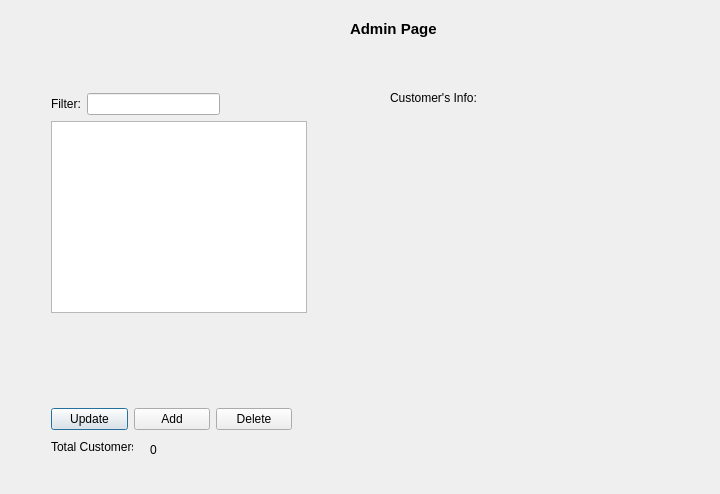
nhitz/CS1CProject2, file Project/adminwindow.ui: the form before one commit.
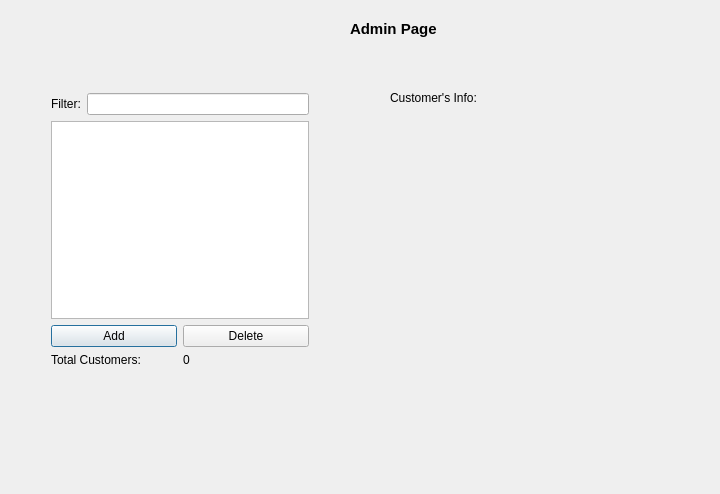
The form after the commit.

Commit message: Added delete-customer functionality to admin page

```diff
--- a/Project/adminwindow.ui
+++ b/Project/adminwindow.ui
@@ -33,42 +33,6 @@
     <string>Admin Page</string>
    </property>
   </widget>
-  <widget class="QLabel" name="labelTotalCustomers">
-   <property name="geometry">
-    <rect>
-     <x>51</x>
-     <y>439</y>
-     <width>82</width>
-     <height>16</height>
-    </rect>
-   </property>
-   <property name="text">
-    <string>Total Customers:</string>
-   </property>
-  </widget>
-  <widget class="QLabel" name="labelTotalCustomersNumber">
-   <property name="geometry">
-    <rect>
-     <x>150</x>
-     <y>440</y>
-     <width>201</width>
-     <height>20</height>
-    </rect>
-   </property>
-   <property name="text">
-    <string>0</string>
-   </property>
-  </widget>
-  <widget class="QListWidget" name="listWidget">
-   <property name="geometry">
-    <rect>
-     <x>51</x>
-     <y>121</y>
-     <width>256</width>
-     <height>192</height>
-    </rect>
-   </property>
-  </widget>
   <widget class="QLabel" name="label_3">
    <property name="geometry">
     <rect>
@@ -82,65 +46,6 @@
     <string>Customer's Info:</string>
    </property>
   </widget>
-  <widget class="QWidget" name="">
-   <property name="geometry">
-    <rect>
-     <x>51</x>
-     <y>93</y>
-     <width>169</width>
-     <height>22</height>
-    </rect>
-   </property>
-   <layout class="QHBoxLayout" name="horizontalLayout_3">
-    <item>
-     <widget class="QLabel" name="label_2">
-      <property name="text">
-       <string>Filter:</string>
-      </property>
-     </widget>
-    </item>
-    <item>
-     <widget class="QLineEdit" name="txtFilter"/>
-    </item>
-   </layout>
-  </widget>
-  <widget class="QWidget" name="">
-   <property name="geometry">
-    <rect>
-     <x>51</x>
-     <y>406</y>
-     <width>241</width>
-     <height>27</height>
-    </rect>
-   </property>
-   <layout class="QHBoxLayout" name="horizontalLayout_2">
-    <item>
-     <widget class="QPushButton" name="UpdateButton">
-      <property name="text">
-       <string>Update</string>
-      </property>
-     </widget>
-    </item>
-    <item>
-     <widget class="QPushButton" name="AddButton">
-      <property name="text">
-       <string>Add</string>
-      </property>
-     </widget>
-    </item>
-    <item>
-     <layout class="QHBoxLayout" name="horizontalLayout">
-      <item>
-       <widget class="QPushButton" name="DeleteButton">
-        <property name="text">
-         <string>Delete</string>
-        </property>
-       </widget>
-      </item>
-     </layout>
-    </item>
-   </layout>
-  </widget>
   <widget class="QWidget" name="">
    <property name="geometry">
     <rect>
@@ -188,6 +93,71 @@
     </item>
    </layout>
   </widget>
+  <widget class="QWidget" name="">
+   <property name="geometry">
+    <rect>
+     <x>51</x>
+     <y>93</y>
+     <width>258</width>
+     <height>274</height>
+    </rect>
+   </property>
+   <layout class="QGridLayout" name="gridLayout_2">
+    <item row="0" column="0" colspan="2">
+     <layout class="QHBoxLayout" name="horizontalLayout_3">
+      <item>
+       <widget class="QLabel" name="label_2">
+        <property name="text">
+         <string>Filter:</string>
+        </property>
+       </widget>
+      </item>
+      <item>
+       <widget class="QLineEdit" name="txtFilter"/>
+      </item>
+     </layout>
+    </item>
+    <item row="1" column="0" colspan="2">
+     <widget class="QListWidget" name="listWidget"/>
+    </item>
+    <item row="2" column="0" colspan="2">
+     <layout class="QHBoxLayout" name="horizontalLayout_2">
+      <item>
+       <widget class="QPushButton" name="AddButton">
+        <property name="text">
+         <string>Add</string>
+        </property>
+       </widget>
+      </item>
+      <item>
+       <layout class="QHBoxLayout" name="horizontalLayout">
+        <item>
+         <widget class="QPushButton" name="DeleteButton">
+          <property name="text">
+           <string>Delete</string>
+          </property>
+         </widget>
+        </item>
+       </layout>
+      </item>
+     </layout>
+    </item>
+    <item row="3" column="0">
+     <widget class="QLabel" name="labelTotalCustomers">
+      <property name="text">
+       <string>Total Customers:</string>
+      </property>
+     </widget>
+    </item>
+    <item row="3" column="1">
+     <widget class="QLabel" name="labelTotalCustomersNumber">
+      <property name="text">
+       <string>0</string>
+      </property>
+     </widget>
+    </item>
+   </layout>
+  </widget>
  </widget>
  <resources/>
  <connections/>
```
The commit also changes 6 other files.
